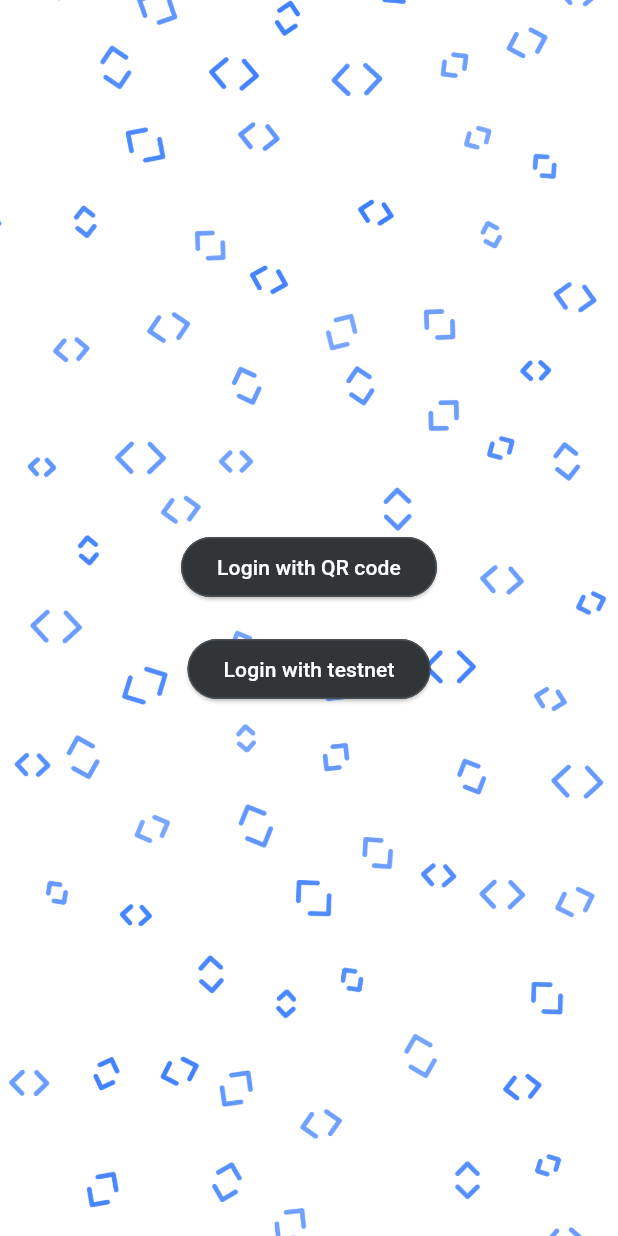
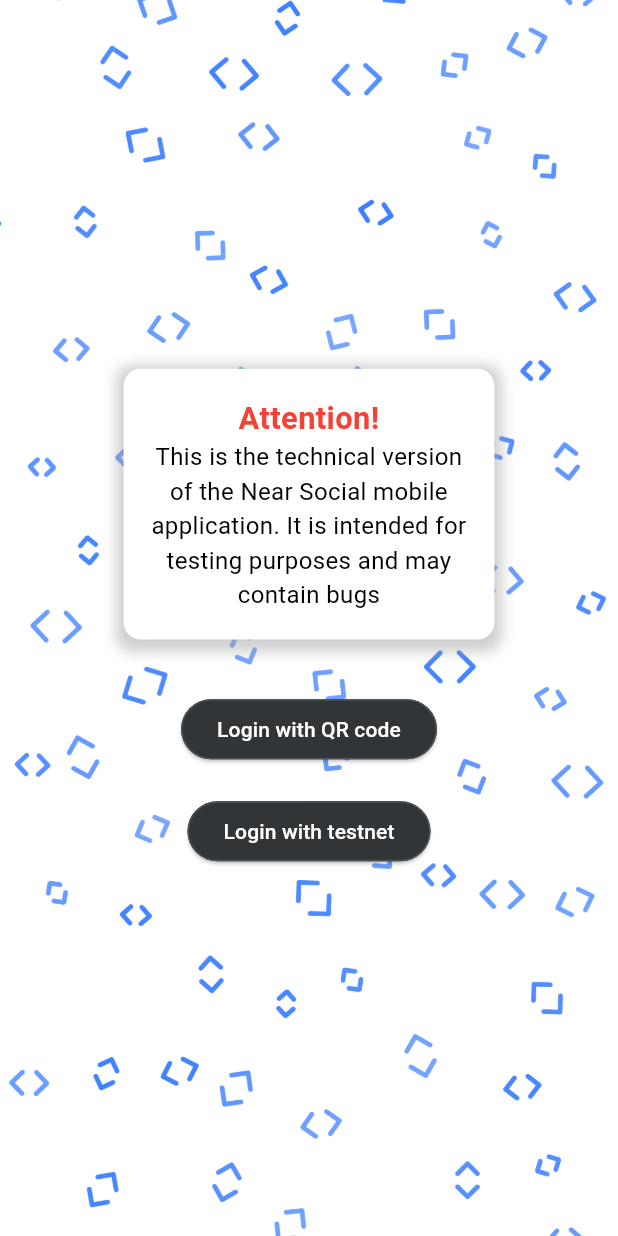
Before and after one commit to vlmoon99/near_social_mobile, a Flutter app: the screen it shows after launch, on a phone screen of 412 x 824 dp. Run offline on Flutter 3.47's test engine with Material 3 defaults, Android fonts, the phone set to English and light mode, and no system bars; our stand-ins replace animated_text_kit, cached_network_image, cloud_firestore, connectivity_plus, dio, easy_localization and 13 more; missing offline and left inert: bos_gateway_viewer, dio_smart_retry, encrypt, flutter_jailbreak_detection, flutterchain, qr_code_scanner; accounts and stored records are empty.

Commit message:
added attention message about technical version of app

```diff
--- a/lib/modules/auth/pages/login_page.dart
+++ b/lib/modules/auth/pages/login_page.dart
@@ -1,6 +1,7 @@
 import 'package:flutter/material.dart';
 import 'package:flutter/services.dart';
 import 'package:flutter_modular/flutter_modular.dart';
+import 'package:flutter_screenutil/flutter_screenutil.dart';
 import 'package:flutterchain/flutterchain_lib/constants/chains/near_blockchain_network_urls.dart';
 import 'package:flutterchain/flutterchain_lib/services/chains/near_blockchain_service.dart';
 import 'package:near_social_mobile/modules/vms/core/models/authorization_credentials.dart';
@@ -20,9 +21,11 @@
   bool isLoading = false;
 
   @override
-  void didChangeDependencies() async {
-    super.didChangeDependencies();
-    checkForJailbreak();
+  void initState() {
+    super.initState();
+    WidgetsBinding.instance.addPostFrameCallback((_) async {
+      checkForJailbreak();
+    });
   }
 
   @override
@@ -45,6 +48,44 @@
                     mainAxisAlignment: MainAxisAlignment.center,
                     crossAxisAlignment: CrossAxisAlignment.center,
                     children: [
+                      Container(
+                        padding: const EdgeInsets.all(16.0).r,
+                        width: .6.sw,
+                        decoration: BoxDecoration(
+                            color: Theme.of(context).colorScheme.background,
+                            borderRadius: BorderRadius.circular(10).r,
+                            boxShadow: [
+                              BoxShadow(
+                                color: Colors.grey.withOpacity(0.5),
+                                spreadRadius: 5,
+                                blurRadius: 7,
+                                offset: const Offset(0, 3),
+                              ),
+                            ]),
+                        child: Text.rich(
+                          textAlign: TextAlign.center,
+                          style: TextStyle(
+                            fontSize: 18.sp,
+                          ),
+                          TextSpan(
+                            children: [
+                              const TextSpan(
+                                text: "Attention!\n",
+                                style: TextStyle(
+                                  color: Colors.red,
+                                  fontWeight: FontWeight.bold,
+                                ),
+                              ),
+                              TextSpan(
+                                style: TextStyle(fontSize: 14.sp),
+                                text:
+                                    "This is the technical version of the Near Social mobile application. It is intended for testing purposes and may contain bugs",
+                              ),
+                            ],
+                          ),
+                        ),
+                      ),
+                      SizedBox(height: 30.h),
                       ElevatedButton(
                         onPressed: () async {
                           HapticFeedback.lightImpact();
```
